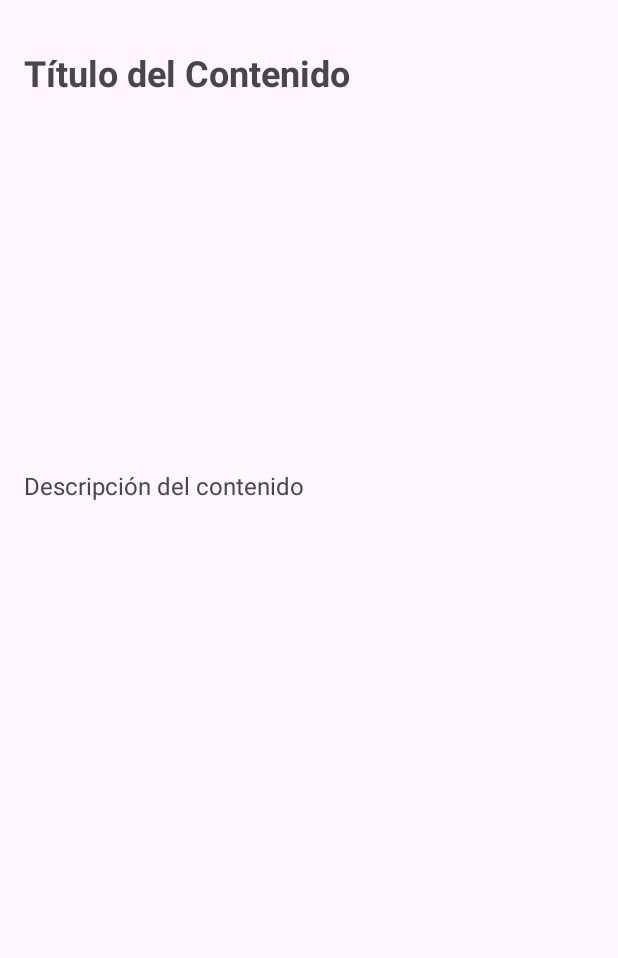
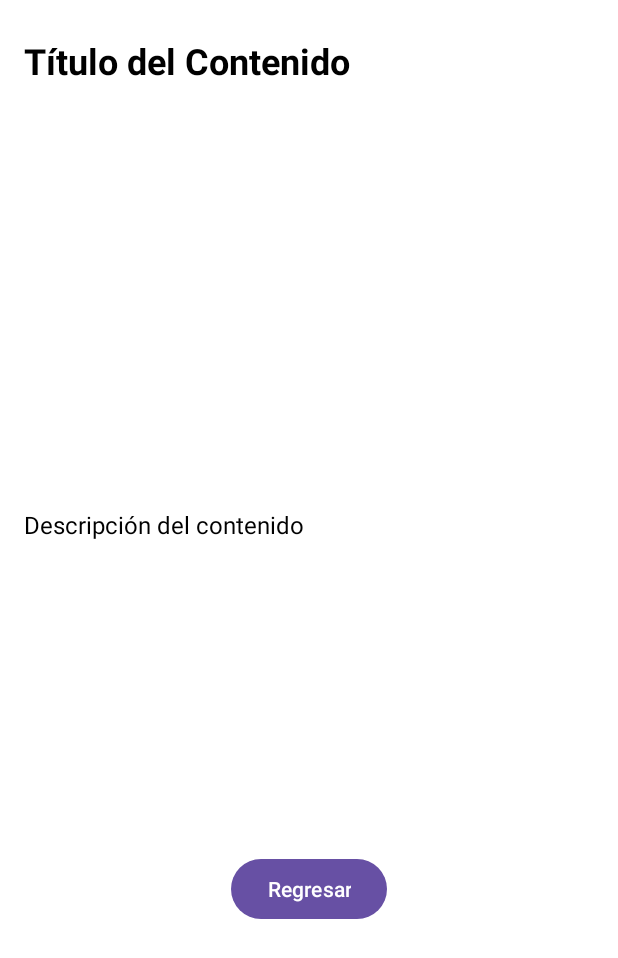
Before and after one commit to opilladov/DI, an Android app: the DetailActivity screen opened directly, with no data from a screen before it, on a phone screen of 412 x 824 dp. Shown: the top 958 px of the screen. Run offline under Robolectric (Android 15) with nearby library versions, the light colour scheme and no system bars; our stand-ins replace Picasso.

Commit message:
Second week: Detail Screen

```diff
--- a/app/src/main/java/com/example/proyecto1/views/DetailActivity.java
+++ b/app/src/main/java/com/example/proyecto1/views/DetailActivity.java
@@ -1,6 +1,7 @@
 package com.example.proyecto1.views;
 
 import android.os.Bundle;
+import android.widget.Button;
 import android.widget.ImageView;
 import android.widget.TextView;
 
@@ -13,6 +14,7 @@ public class DetailActivity extends AppCompatActivity {
 
     private TextView tvDetailTitle, tvDetailDescription;
     private ImageView ivDetailImage;
+    private Button btnBack;
 
     @Override
     protected void onCreate(Bundle savedInstanceState) {
@@ -22,6 +24,7 @@ public class DetailActivity extends AppCompatActivity {
         tvDetailTitle = findViewById(R.id.tvDetailTitle);
         tvDetailDescription = findViewById(R.id.tvDetailDescription);
         ivDetailImage = findViewById(R.id.ivDetailImage);
+        btnBack = findViewById(R.id.btnBack);
 
         String title = getIntent().getStringExtra("title");
         String description = getIntent().getStringExtra("description");
@@ -38,5 +41,9 @@ public class DetailActivity extends AppCompatActivity {
                     .load(imageUrl)
                     .into(ivDetailImage);
         }
+
+        btnBack.setOnClickListener(v -> {
+            finish();
+        });
     }
 }
--- a/app/src/main/res/layout/activity_detail.xml
+++ b/app/src/main/res/layout/activity_detail.xml
@@ -1,55 +1,65 @@
 <?xml version="1.0" encoding="utf-8"?>
-<androidx.constraintlayout.widget.ConstraintLayout xmlns:android="http://schemas.android.com/apk/res/android"
+<androidx.constraintlayout.widget.ConstraintLayout
+    xmlns:android="http://schemas.android.com/apk/res/android"
     xmlns:app="http://schemas.android.com/apk/res-auto"
     xmlns:tools="http://schemas.android.com/tools"
     android:layout_width="match_parent"
     android:layout_height="match_parent"
+    android:background="@android:color/white"
     tools:context=".views.DetailActivity">
 
     <TextView
         android:id="@+id/tvDetailTitle"
         android:layout_width="0dp"
         android:layout_height="wrap_content"
+        android:layout_marginStart="16dp"
+        android:layout_marginEnd="16dp"
+        android:layout_marginTop="24dp"
+        android:ellipsize="end"
+        android:maxLines="2"
         android:text="Título del Contenido"
+        android:textColor="@android:color/black"
         android:textSize="24sp"
         android:textStyle="bold"
-        app:layout_constraintTop_toTopOf="parent"
+        app:layout_constraintEnd_toEndOf="parent"
         app:layout_constraintStart_toStartOf="parent"
-        app:layout_constraintEnd_toEndOf="parent"
-        android:layout_marginTop="32dp"
-        android:layout_marginStart="16dp"
-        android:layout_marginEnd="16dp" />
+        app:layout_constraintTop_toTopOf="parent" />
 
     <ImageView
         android:id="@+id/ivDetailImage"
         android:layout_width="0dp"
-        android:layout_height="200dp"
-        app:layout_constraintTop_toBottomOf="@id/tvDetailTitle"
+        android:layout_height="250dp"
+        android:layout_marginTop="16dp"
+        android:scaleType="centerCrop"
+        app:layout_constraintEnd_toEndOf="parent"
         app:layout_constraintStart_toStartOf="parent"
-        app:layout_constraintEnd_toEndOf="parent"
-        android:layout_marginTop="32dp" />
+        app:layout_constraintTop_toBottomOf="@id/tvDetailTitle" />
 
     <TextView
         android:id="@+id/tvDetailDescription"
         android:layout_width="0dp"
         android:layout_height="wrap_content"
+        android:layout_marginStart="16dp"
+        android:layout_marginEnd="16dp"
+        android:layout_marginTop="16dp"
         android:text="Descripción del contenido"
+        android:textColor="@android:color/black"
         android:textSize="16sp"
-        app:layout_constraintTop_toBottomOf="@id/ivDetailImage"
+        app:layout_constraintEnd_toEndOf="parent"
         app:layout_constraintStart_toStartOf="parent"
+        app:layout_constraintTop_toBottomOf="@id/ivDetailImage" />
+
+    <Button
+        android:id="@+id/btnBack"
+        android:layout_width="wrap_content"
+        android:layout_height="wrap_content"
+        android:layout_marginTop="16dp"
+        android:layout_marginBottom="16dp"
+        android:text="Regresar"
+        android:textColor="@android:color/white"
+        app:layout_constraintBottom_toBottomOf="parent"
         app:layout_constraintEnd_toEndOf="parent"
-        android:layout_marginTop="16dp"
-        android:layout_marginStart="16dp"
-        android:layout_marginEnd="16dp" />
-
-    <androidx.recyclerview.widget.RecyclerView
-        android:id="@+id/recyclerView"
-        android:layout_width="0dp"
-        android:layout_height="0dp"
-        app:layout_constraintTop_toBottomOf="@id/btnLogout"
         app:layout_constraintStart_toStartOf="parent"
-        app:layout_constraintEnd_toEndOf="parent"
-        app:layout_constraintBottom_toBottomOf="parent"
-        android:layout_marginTop="16dp" />
+        app:layout_constraintTop_toBottomOf="@id/tvDetailDescription" />
 
 </androidx.constraintlayout.widget.ConstraintLayout>
```
Also changed, not shown: app/src/main/res/layout/activity_dashboard.xml (+3 -31 lines), app/src/main/res/layout/menu_dashboard.xml (deleted, +0 -14 lines).
